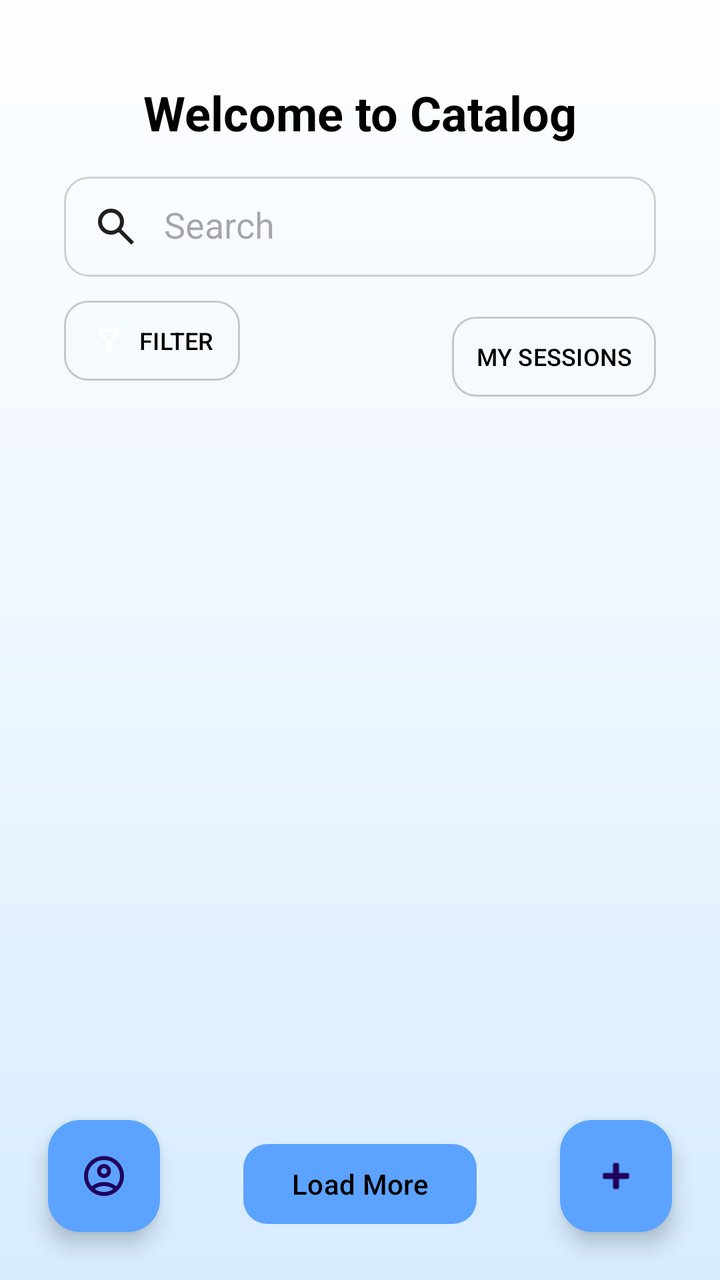
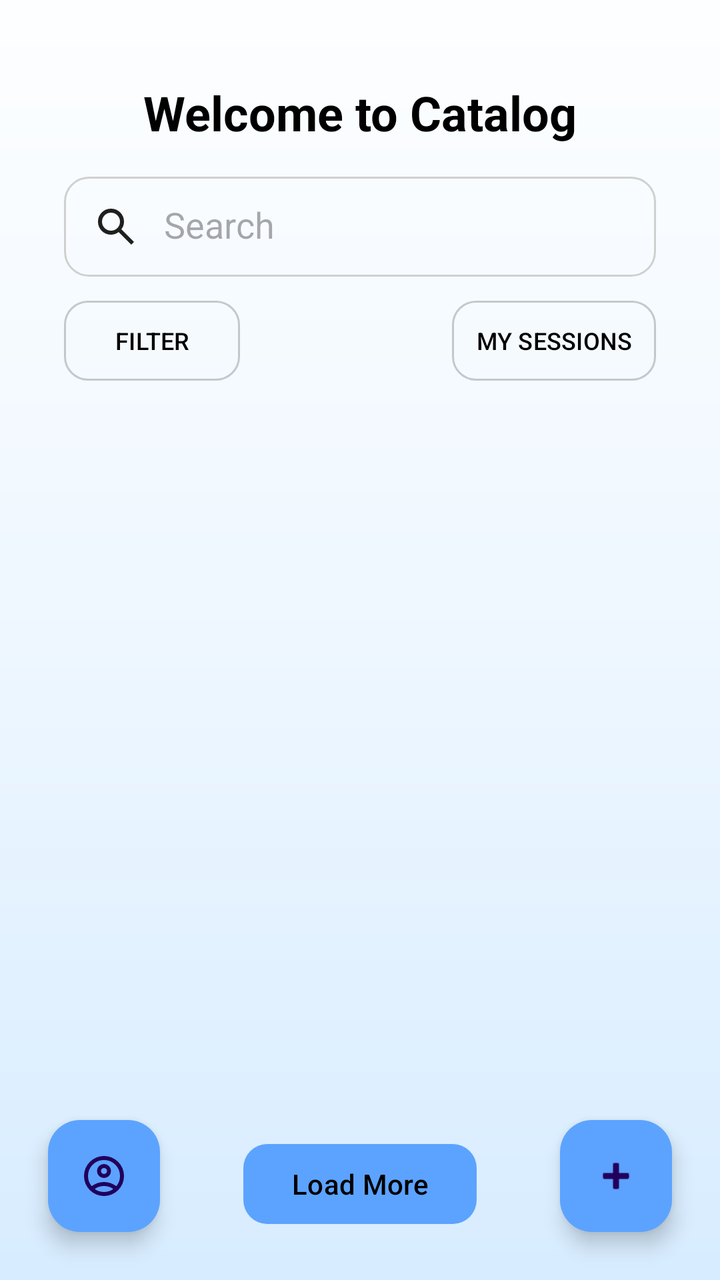

Two renders of the same Android screen: before a commit and after it. Below are the layout's source before the change and the commit's diff.
<!-- AndroidManifest.xml: activity theme Theme.First_exercise -->
<!-- res/layout/activity_main.xml -->
<?xml version="1.0" encoding="utf-8"?>
<androidx.constraintlayout.widget.ConstraintLayout
    xmlns:android="http://schemas.android.com/apk/res/android"
    xmlns:app="http://schemas.android.com/apk/res-auto"
    xmlns:tools="http://schemas.android.com/tools"
    android:id="@+id/main"
    android:layout_width="match_parent"
    android:layout_height="match_parent"
    android:background="@drawable/login_background"
    tools:context=".MainActivity">


    <TextView
    android:id="@+id/catalog_title"
    android:layout_width="wrap_content"
    android:layout_height="wrap_content"
    android:text="Welcome to Catalog"
    android:textSize="24sp"
    android:textStyle="bold"
        android:textColor="@color/black"
    app:layout_constraintTop_toTopOf="parent"
    app:layout_constraintStart_toStartOf="parent"
    app:layout_constraintEnd_toEndOf="parent"
    android:layout_marginTop="40dp"/>

    <EditText
        android:id="@+id/search_input"
        android:layout_width="0dp"
        android:layout_height="50dp"
        android:layout_marginStart="32dp"
        android:layout_marginTop="16dp"
        android:layout_marginEnd="32dp"
        android:background="@drawable/text_box"
        android:drawableStart="@drawable/search"
        android:drawablePadding="12dp"
        android:hint="Search"
        android:padding="14dp"
        android:textColor="@color/black"
        android:imeOptions="actionSearch"
        android:inputType="text"
        android:singleLine="true"
        app:layout_constraintEnd_toEndOf="parent"
        app:layout_constraintHorizontal_bias="0.0"
        app:layout_constraintStart_toStartOf="parent"
        app:layout_constraintTop_toBottomOf="@id/catalog_title" />



    <com.google.android.material.button.MaterialButton
        android:id="@+id/btnFilter"
        android:layout_width="wrap_content"
        android:layout_height="48dp"
        android:text="FILTER"
        android:textAllCaps="true"
        android:textSize="12sp"
        android:textColor="@color/black"
        app:icon="@drawable/filter"
        app:iconGravity="textStart"
        app:iconPadding="6dp"
        app:backgroundTint="@android:color/transparent"
        app:strokeColor="@color/shadow_black"
        app:strokeWidth="1dp"
        app:cornerRadius="12dp"
        android:elevation="0dp"
        android:paddingLeft="12dp"
        android:paddingRight="12dp"
        app:layout_constraintTop_toBottomOf="@id/search_input"
        app:layout_constraintStart_toStartOf="@id/search_input"
        android:layout_marginTop="8dp"/>

    <FrameLayout
        android:id="@+id/mySessionsContainer"
        android:layout_width="wrap_content"
        android:layout_height="wrap_content"
        android:layout_marginTop="8dp"

        app:layout_constraintTop_toTopOf="@id/btnFilter"
        app:layout_constraintEnd_toEndOf="@id/search_input">

        <com.google.android.material.button.MaterialButton
            android:id="@+id/btnMySessions"
            android:layout_width="wrap_content"
            android:layout_height="48dp"
            android:elevation="0dp"
            android:paddingLeft="12dp"
            android:paddingRight="12dp"
            android:text="MY SESSIONS"
            android:textAllCaps="true"
            android:textColor="@color/black"
            android:textSize="12sp"
            app:backgroundTint="@android:color/transparent"
            app:cornerRadius="12dp"
            app:strokeColor="@color/shadow_black"
            app:strokeWidth="1dp" />

        <TextView
            android:id="@+id/tvMainUnreadBadge"
            android:layout_width="22dp"
            android:layout_height="22dp"
            android:layout_gravity="top|end"
            android:background="@drawable/red_circle"
            android:textColor="@color/white"
            android:textSize="11sp"
            android:textStyle="bold"
            android:gravity="center"
            android:text="0"
            android:visibility="gone" />
    </FrameLayout>
    <androidx.recyclerview.widget.RecyclerView
        android:id="@+id/rvCourses"
        android:layout_width="0dp"
        android:layout_height="0dp"
        android:padding="12dp"
        app:layout_constraintTop_toBottomOf="@id/btnFilter"
        app:layout_constraintStart_toStartOf="parent"
        app:layout_constraintEnd_toEndOf="parent"
        app:layout_constraintBottom_toTopOf="@id/btnLoadMore"/>

    <com.google.android.material.button.MaterialButton
        android:id="@+id/btnLoadMore"
        android:layout_width="wrap_content"
        android:layout_height="48dp"
        android:text="Load More"
        android:textAllCaps="false"
        android:textColor="@color/black"

        app:backgroundTint="@color/lightBlue"
        app:cornerRadius="12dp"


        app:layout_constraintBottom_toBottomOf="parent"
        android:layout_marginBottom="24dp"

        app:layout_constraintStart_toStartOf="parent"
        app:layout_constraintEnd_toEndOf="parent"/>

    <com.google.android.material.floatingactionbutton.FloatingActionButton
        android:id="@+id/fabAdd"
        android:layout_width="wrap_content"
        android:layout_height="wrap_content"
        android:layout_margin="24dp"
        android:src="@android:drawable/ic_input_add"
        android:contentDescription="Add new course"
        app:backgroundTint="@color/lightBlue"
        app:layout_constraintBottom_toBottomOf="parent"
        app:layout_constraintEnd_toEndOf="parent" />

    <com.google.android.material.floatingactionbutton.FloatingActionButton
        android:id="@+id/fabProfile"
        android:layout_width="wrap_content"
        android:layout_height="wrap_content"
        android:layout_margin="24dp"
        android:src="@drawable/account_circle"
        android:contentDescription="Profile"
        app:backgroundTint="@color/lightBlue"
        app:layout_constraintBottom_toBottomOf="parent"
        app:layout_constraintStart_toStartOf="parent"/>


    <ProgressBar
        android:id="@+id/progressBar"
        android:layout_width="wrap_content"
        android:layout_height="wrap_content"
        android:visibility="gone"
        app:layout_constraintTop_toTopOf="parent"
        app:layout_constraintBottom_toBottomOf="parent"
        app:layout_constraintStart_toStartOf="parent"
        app:layout_constraintEnd_toEndOf="parent" />



</androidx.constraintlayout.widget.ConstraintLayout>
<!-- resources referenced by this layout -->
<resources>
  <color name="black">#FF000000</color>
  <color name="lightBlue">#5ca3ff</color>
  <color name="shadow_black">#33000000</color>
  <color name="white">#FFFFFFFF</color>
  <!-- drawable account_circle (drawable) -->
  <vector xmlns:android="http://schemas.android.com/apk/res/android"
      android:width="24dp"
      android:height="24dp"
      android:viewportWidth="960"
      android:viewportHeight="960">
      <path
          android:pathData="M234,684q51,-39 114,-61.5T480,600q69,0 132,22.5T726,684q35,-41 54.5,-93T800,480q0,-133 -93.5,-226.5T480,160q-133,0 -226.5,93.5T160,480q0,59 19.5,111t54.5,93ZM480,520q-59,0 -99.5,-40.5T340,380q0,-59 40.5,-99.5T480,240q59,0 99.5,40.5T620,380q0,59 -40.5,99.5T480,520ZM480,880q-83,0 -156,-31.5T197,763q-54,-54 -85.5,-127T80,480q0,-83 31.5,-156T197,197q54,-54 127,-85.5T480,80q83,0 156,31.5T763,197q54,54 85.5,127T880,480q0,83 -31.5,156T763,763q-54,54 -127,85.5T480,880ZM480,800q53,0 100,-15.5t86,-44.5q-39,-29 -86,-44.5T480,680q-53,0 -100,15.5T294,740q39,29 86,44.5T480,800ZM480,440q26,0 43,-17t17,-43q0,-26 -17,-43t-43,-17q-26,0 -43,17t-17,43q0,26 17,43t43,17ZM480,380ZM480,740Z"
          android:fillColor="#1f1f1f"/>
  </vector>
  <!-- drawable filter (drawable) -->
  <vector xmlns:android="http://schemas.android.com/apk/res/android"
      android:width="24dp"
      android:height="24dp"
      android:viewportWidth="960"
      android:viewportHeight="960">
    <path
        android:pathData="M440,800q-17,0 -28.5,-11.5T400,760v-240L168,224q-15,-20 -4.5,-42t36.5,-22h560q26,0 36.5,22t-4.5,42L560,520v240q0,17 -11.5,28.5T520,800h-80ZM480,492 L678,240L282,240l198,252ZM480,492Z"
        android:fillColor="#1f1f1f"/>
  </vector>
  <!-- drawable login_background (drawable) -->
  <?xml version="1.0" encoding="utf-8"?>
  <shape xmlns:android="http://schemas.android.com/apk/res/android">
      <gradient
          android:startColor="#FDFEFF"
      android:centerColor="#EEF7FF"
      android:endColor="#D7ECFF"
      android:angle="270" />
  </shape>
  <!-- drawable red_circle (drawable) -->
  <?xml version="1.0" encoding="utf-8"?>
      <shape xmlns:android="http://schemas.android.com/apk/res/android"
          android:shape="oval">
          <solid android:color="#FF0000"/> 
          <size
              android:width="20dp"
              android:height="20dp"/>
      </shape>
  <!-- drawable search (drawable) -->
  <vector xmlns:android="http://schemas.android.com/apk/res/android"
      android:width="24dp"
      android:height="24dp"
      android:viewportWidth="960"
      android:viewportHeight="960">
    <path
        android:pathData="M784,840 L532,588q-30,24 -69,38t-83,14q-109,0 -184.5,-75.5T120,380q0,-109 75.5,-184.5T380,120q109,0 184.5,75.5T640,380q0,44 -14,83t-38,69l252,252 -56,56ZM380,560q75,0 127.5,-52.5T560,380q0,-75 -52.5,-127.5T380,200q-75,0 -127.5,52.5T200,380q0,75 52.5,127.5T380,560Z"
        android:fillColor="#1f1f1f"/>
  </vector>
  <!-- drawable text_box (drawable) -->
  <?xml version="1.0" encoding="utf-8"?>
  <shape xmlns:android="http://schemas.android.com/apk/res/android">
  
      <solid android:color="@color/transparent" />
  
      <corners android:radius="12dp"/>
  
      <stroke
          android:width="1dp"
          android:color="@color/login_border_gray" />
  
  </shape>
  <style name="Theme.First_exercise" parent="Base.Theme.First_exercise" />
  <color name="transparent">#00FFFFFF</color>
  <color name="login_border_gray">#D0D0D0</color>
  <style name="Base.Theme.First_exercise" parent="Theme.Material3.DayNight.NoActionBar">
          
          
      </style>
</resources>

<!-- the commit's change to res/layout/activity_main.xml (unified diff, before → after) -->
@@ -39,6 +39,7 @@
         android:imeOptions="actionSearch"
         android:inputType="text"
         android:singleLine="true"
+        android:maxLines="1"
         app:layout_constraintEnd_toEndOf="parent"
         app:layout_constraintHorizontal_bias="0.0"
         app:layout_constraintStart_toStartOf="parent"
@@ -54,9 +55,6 @@
         android:textAllCaps="true"
         android:textSize="12sp"
         android:textColor="@color/black"
-        app:icon="@drawable/filter"
-        app:iconGravity="textStart"
-        app:iconPadding="6dp"
         app:backgroundTint="@android:color/transparent"
         app:strokeColor="@color/shadow_black"
         app:strokeWidth="1dp"
@@ -72,8 +70,7 @@
         android:id="@+id/mySessionsContainer"
         android:layout_width="wrap_content"
         android:layout_height="wrap_content"
-        android:layout_marginTop="8dp"
-
+        android:gravity="center"
         app:layout_constraintTop_toTopOf="@id/btnFilter"
         app:layout_constraintEnd_toEndOf="@id/search_input">
 
@@ -105,7 +102,9 @@
             android:gravity="center"
             android:text="0"
             android:visibility="gone" />
+
     </FrameLayout>
+
     <androidx.recyclerview.widget.RecyclerView
         android:id="@+id/rvCourses"
         android:layout_width="0dp"
@@ -116,6 +115,19 @@
         app:layout_constraintEnd_toEndOf="parent"
         app:layout_constraintBottom_toTopOf="@id/btnLoadMore"/>
 
+    <TextView
+        android:id="@+id/tvEmpty"
+        android:layout_width="wrap_content"
+        android:layout_height="wrap_content"
+        android:text="No courses available"
+        android:textColor="@color/black"
+        android:textSize="16sp"
+        android:visibility="gone"
+        app:layout_constraintTop_toBottomOf="@id/btnFilter"
+        app:layout_constraintStart_toStartOf="parent"
+        app:layout_constraintEnd_toEndOf="parent"
+        android:layout_marginTop="40dp"/>
+
     <com.google.android.material.button.MaterialButton
         android:id="@+id/btnLoadMore"
         android:layout_width="wrap_content"
@@ -123,14 +135,10 @@
         android:text="Load More"
         android:textAllCaps="false"
         android:textColor="@color/black"
-
         app:backgroundTint="@color/lightBlue"
         app:cornerRadius="12dp"
-
-
         app:layout_constraintBottom_toBottomOf="parent"
         android:layout_marginBottom="24dp"
-
         app:layout_constraintStart_toStartOf="parent"
         app:layout_constraintEnd_toEndOf="parent"/>
 
<!-- resource entries referenced after the edit -->
@@ -13,16 +13,6 @@
       <path
           android:pathData="M234,684q51,-39 114,-61.5T480,600q69,0 132,22.5T726,684q35,-41 54.5,-93T800,480q0,-133 -93.5,-226.5T480,160q-133,0 -226.5,93.5T160,480q0,59 19.5,111t54.5,93ZM480,520q-59,0 -99.5,-40.5T340,380q0,-59 40.5,-99.5T480,240q59,0 99.5,40.5T620,380q0,59 -40.5,99.5T480,520ZM480,880q-83,0 -156,-31.5T197,763q-54,-54 -85.5,-127T80,480q0,-83 31.5,-156T197,197q54,-54 127,-85.5T480,80q83,0 156,31.5T763,197q54,54 85.5,127T880,480q0,83 -31.5,156T763,763q-54,54 -127,85.5T480,880ZM480,800q53,0 100,-15.5t86,-44.5q-39,-29 -86,-44.5T480,680q-53,0 -100,15.5T294,740q39,29 86,44.5T480,800ZM480,440q26,0 43,-17t17,-43q0,-26 -17,-43t-43,-17q-26,0 -43,17t-17,43q0,26 17,43t43,17ZM480,380ZM480,740Z"
           android:fillColor="#1f1f1f"/>
-  </vector>
-  <!-- drawable filter (drawable) -->
-  <vector xmlns:android="http://schemas.android.com/apk/res/android"
-      android:width="24dp"
-      android:height="24dp"
-      android:viewportWidth="960"
-      android:viewportHeight="960">
-    <path
-        android:pathData="M440,800q-17,0 -28.5,-11.5T400,760v-240L168,224q-15,-20 -4.5,-42t36.5,-22h560q26,0 36.5,22t-4.5,42L560,520v240q0,17 -11.5,28.5T520,800h-80ZM480,492 L678,240L282,240l198,252ZM480,492Z"
-        android:fillColor="#1f1f1f"/>
   </vector>
   <!-- drawable login_background (drawable) -->
   <?xml version="1.0" encoding="utf-8"?>
